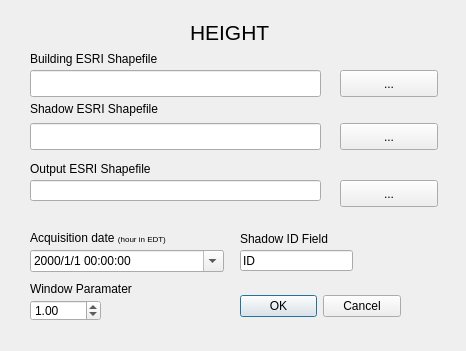
Above: uis/ui_build_height.ui from SENSUM-project/sensum_rs_qgis before the change. Below: the same form after it.
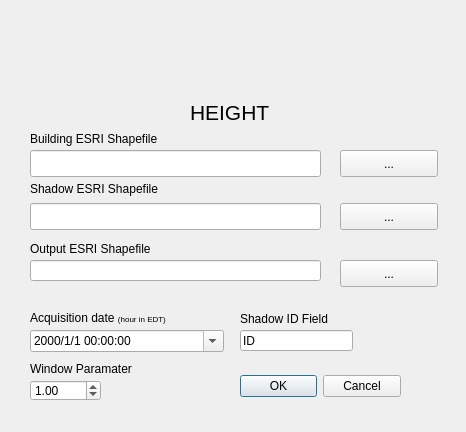
That is the form after the change. Icons and pictures are not drawn.

Commit message: Added Logos and new footprints version

What changed in the file:
```diff
--- a/uis/ui_build_height.ui
+++ b/uis/ui_build_height.ui
@@ -7,19 +7,19 @@
     <x>0</x>
     <y>0</y>
     <width>466</width>
-    <height>351</height>
+    <height>432</height>
    </rect>
   </property>
   <property name="minimumSize">
    <size>
     <width>466</width>
-    <height>351</height>
+    <height>432</height>
    </size>
   </property>
   <property name="maximumSize">
    <size>
     <width>466</width>
-    <height>351</height>
+    <height>16777215</height>
    </size>
   </property>
   <property name="windowTitle">
@@ -29,7 +29,7 @@
    <property name="geometry">
     <rect>
      <x>240</x>
-     <y>290</y>
+     <y>370</y>
      <width>161</width>
      <height>32</height>
     </rect>
@@ -45,7 +45,7 @@
    <property name="geometry">
     <rect>
      <x>340</x>
-     <y>70</y>
+     <y>150</y>
      <width>98</width>
      <height>27</height>
     </rect>
@@ -58,7 +58,7 @@
    <property name="geometry">
     <rect>
      <x>30</x>
-     <y>50</y>
+     <y>130</y>
      <width>141</width>
      <height>17</height>
     </rect>
@@ -71,7 +71,7 @@
    <property name="geometry">
     <rect>
      <x>340</x>
-     <y>123</y>
+     <y>203</y>
      <width>98</width>
      <height>27</height>
     </rect>
@@ -84,7 +84,7 @@
    <property name="geometry">
     <rect>
      <x>30</x>
-     <y>123</y>
+     <y>203</y>
      <width>291</width>
      <height>27</height>
     </rect>
@@ -94,7 +94,7 @@
    <property name="geometry">
     <rect>
      <x>30</x>
-     <y>70</y>
+     <y>150</y>
      <width>291</width>
      <height>27</height>
     </rect>
@@ -104,7 +104,7 @@
    <property name="geometry">
     <rect>
      <x>30</x>
-     <y>100</y>
+     <y>180</y>
      <width>151</width>
      <height>17</height>
     </rect>
@@ -117,7 +117,7 @@
    <property name="geometry">
     <rect>
      <x>30</x>
-     <y>250</y>
+     <y>330</y>
      <width>194</width>
      <height>22</height>
     </rect>
@@ -133,7 +133,7 @@
    <property name="geometry">
     <rect>
      <x>30</x>
-     <y>180</y>
+     <y>260</y>
      <width>291</width>
      <height>21</height>
     </rect>
@@ -143,7 +143,7 @@
    <property name="geometry">
     <rect>
      <x>30</x>
-     <y>160</y>
+     <y>240</y>
      <width>151</width>
      <height>17</height>
     </rect>
@@ -156,7 +156,7 @@
    <property name="geometry">
     <rect>
      <x>340</x>
-     <y>180</y>
+     <y>260</y>
      <width>98</width>
      <height>27</height>
     </rect>
@@ -169,7 +169,7 @@
    <property name="geometry">
     <rect>
      <x>240</x>
-     <y>250</y>
+     <y>330</y>
      <width>113</width>
      <height>21</height>
     </rect>
@@ -182,7 +182,7 @@
    <property name="geometry">
     <rect>
      <x>240</x>
-     <y>230</y>
+     <y>310</y>
      <width>101</width>
      <height>17</height>
     </rect>
@@ -195,7 +195,7 @@
    <property name="geometry">
     <rect>
      <x>30</x>
-     <y>300</y>
+     <y>380</y>
      <width>71</width>
      <height>21</height>
     </rect>
@@ -223,7 +223,7 @@
    <property name="geometry">
     <rect>
      <x>30</x>
-     <y>230</y>
+     <y>310</y>
      <width>201</width>
      <height>16</height>
     </rect>
@@ -236,7 +236,7 @@
    <property name="geometry">
     <rect>
      <x>30</x>
-     <y>280</y>
+     <y>360</y>
      <width>181</width>
      <height>17</height>
     </rect>
@@ -249,7 +249,7 @@
    <property name="geometry">
     <rect>
      <x>190</x>
-     <y>20</y>
+     <y>100</y>
      <width>81</width>
      <height>21</height>
     </rect>
@@ -258,6 +258,54 @@
     <string>&lt;html&gt;&lt;head/&gt;&lt;body&gt;&lt;p&gt;&lt;span style=&quot; font-size:16pt;&quot;&gt;HEIGHT&lt;/span&gt;&lt;/p&gt;&lt;/body&gt;&lt;/html&gt;</string>
    </property>
   </widget>
+  <widget class="QLabel" name="logo_unipv">
+   <property name="geometry">
+    <rect>
+     <x>360</x>
+     <y>20</y>
+     <width>61</width>
+     <height>61</height>
+    </rect>
+   </property>
+   <property name="text">
+    <string/>
+   </property>
+   <property name="pixmap">
+    <pixmap>unipv.png</pixmap>
+   </property>
+  </widget>
+  <widget class="QLabel" name="logo_eucentre">
+   <property name="geometry">
+    <rect>
+     <x>160</x>
+     <y>30</y>
+     <width>181</width>
+     <height>41</height>
+    </rect>
+   </property>
+   <property name="text">
+    <string/>
+   </property>
+   <property name="pixmap">
+    <pixmap>eucentre.png</pixmap>
+   </property>
+  </widget>
+  <widget class="QLabel" name="logo_sensum">
+   <property name="geometry">
+    <rect>
+     <x>30</x>
+     <y>40</y>
+     <width>101</width>
+     <height>21</height>
+    </rect>
+   </property>
+   <property name="text">
+    <string/>
+   </property>
+   <property name="pixmap">
+    <pixmap>sensum.png</pixmap>
+   </property>
+  </widget>
  </widget>
  <resources/>
  <connections>
```
The commit also changes 32 other files.
